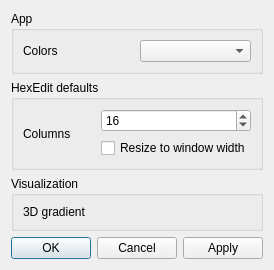
codilime/veles, file src/ui/dialogs/optionsdialog.ui: the form before one commit.
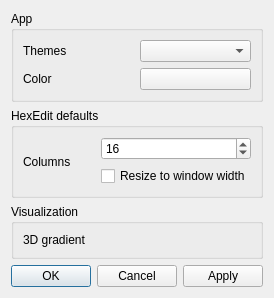
The form after the commit.

Commit message: Add color picker to option, color intensity depends on byte value

Patch:
```diff
--- a/src/ui/dialogs/optionsdialog.ui
+++ b/src/ui/dialogs/optionsdialog.ui
@@ -25,7 +25,7 @@
         <item>
          <widget class="QLabel" name="labelHexEditColors">
           <property name="text">
-           <string>Colors</string>
+           <string>Themes</string>
           </property>
          </widget>
         </item>
@@ -41,6 +41,21 @@
         </item>
        </layout>
       </item>
+      <item row="3" column="0">
+       <layout class="QHBoxLayout" name="horizontalLayout_3">
+        <item>
+         <widget class="QLabel" name="labelHexEditWidgetColors">
+          <property name="text">
+           <string>Color</string>
+          </property>
+         </widget>
+        </item>
+        <item>
+         <widget class="QPushButton" name="colorHexEdit">
+         </widget>
+        </item>
+       </layout>
+      </item>
      </layout>
     </widget>
    </item>
```
The commit also changes 5 other files.
